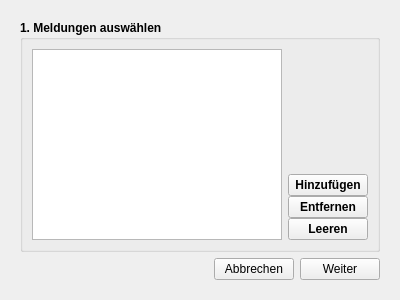
MrApe/OpenCompetition, file modules/import/importmodule.ui: the form before one commit.
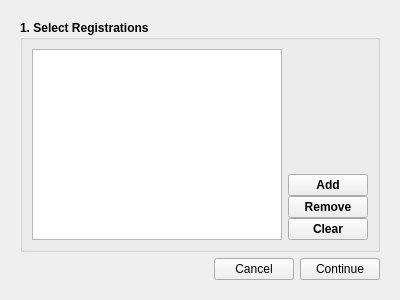
The form after the commit.

The edit to the form file:
```diff
--- a/modules/import/importmodule.ui
+++ b/modules/import/importmodule.ui
@@ -33,7 +33,7 @@
           </font>
          </property>
          <property name="title">
-          <string>1. Meldungen auswählen</string>
+          <string>1. Select Registrations</string>
          </property>
          <layout class="QHBoxLayout" name="horizontalLayout">
           <item>
@@ -76,21 +76,21 @@
             <item>
              <widget class="QPushButton" name="add">
               <property name="text">
-               <string>Hinzufügen</string>
+               <string>Add</string>
               </property>
              </widget>
             </item>
             <item>
              <widget class="QPushButton" name="remove">
               <property name="text">
-               <string>Entfernen</string>
+               <string>Remove</string>
               </property>
              </widget>
             </item>
             <item>
              <widget class="QPushButton" name="clear">
               <property name="text">
-               <string>Leeren</string>
+               <string>Clear</string>
               </property>
              </widget>
             </item>
@@ -117,14 +117,14 @@
          <item>
           <widget class="QPushButton" name="cancel">
            <property name="text">
-            <string>Abbrechen</string>
+            <string>Cancel</string>
            </property>
           </widget>
          </item>
          <item>
           <widget class="QPushButton" name="next">
            <property name="text">
-            <string>Weiter</string>
+            <string>Continue</string>
            </property>
           </widget>
          </item>
```
Left out of the diff: 14 changed lines with no effect on the pictures.
